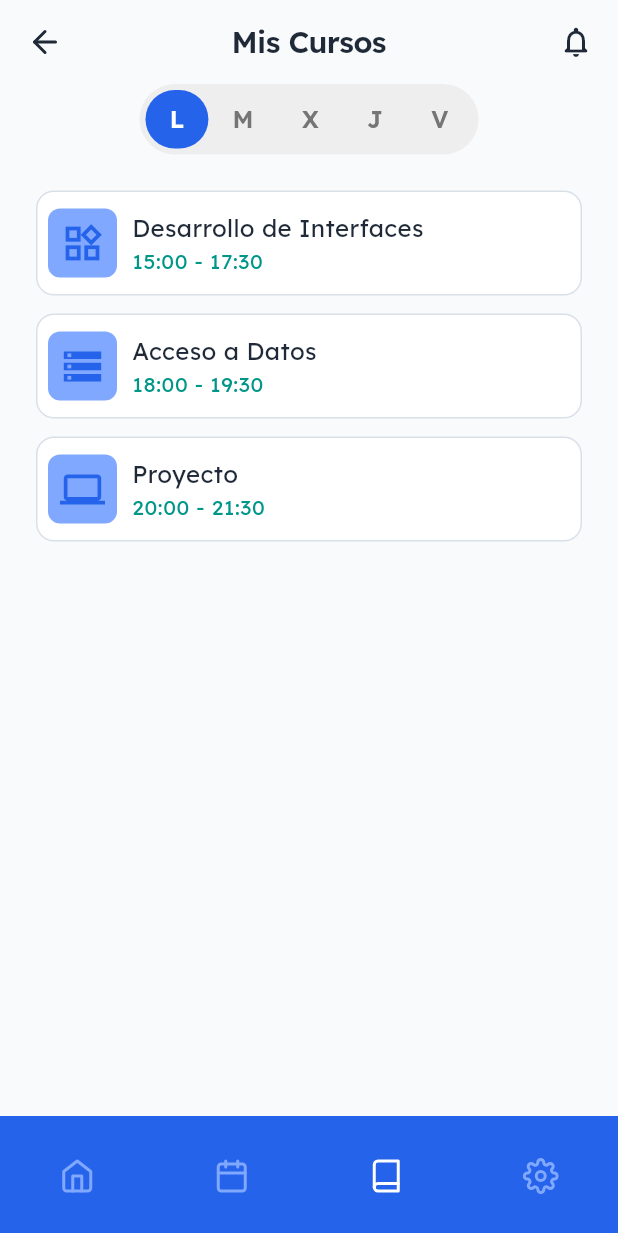
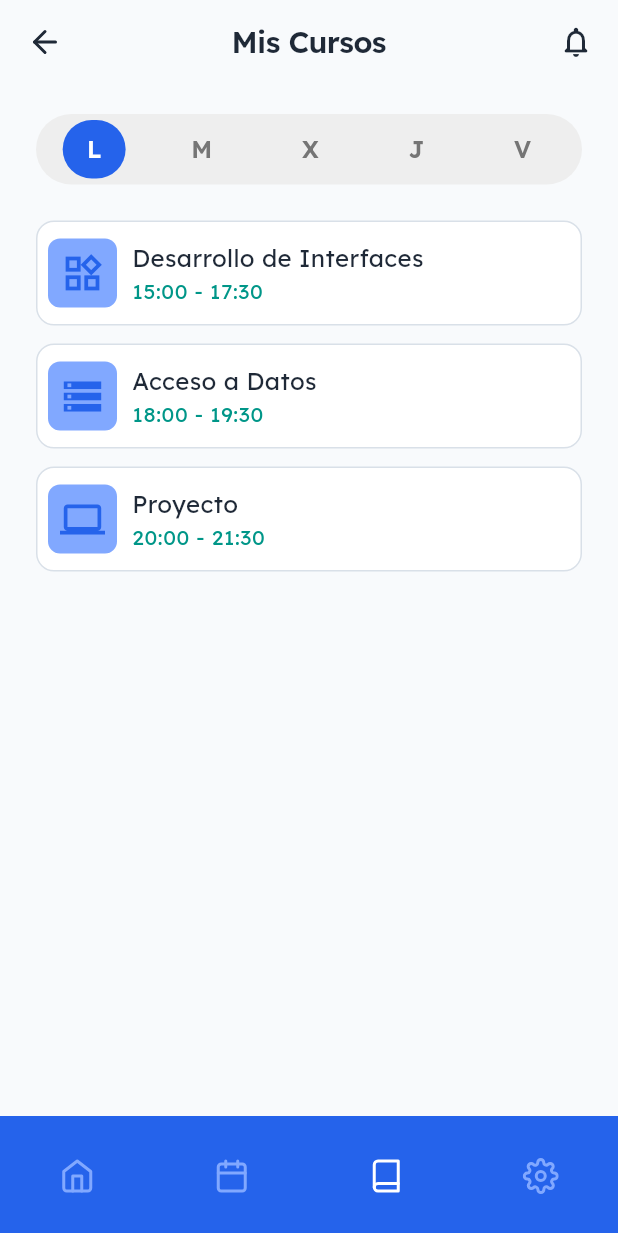
Before and after one commit to chriskwork/classlog, a Flutter app: the HomeScreen screen opened directly, item 3 of the bottom bar chosen, on a phone screen of 412 x 824 dp. Shown: the top 1233 px of the screen. Run offline on Flutter 3.47's test engine with Material 3 defaults, Android fonts, the phone set to English and light mode, and no system bars; our stand-ins replace flutter_feather_icons, google_fonts, table_calendar.

Commit message:
Days tab bar design is changed

```diff
--- a/lib/screens/my_courses_screen.dart
+++ b/lib/screens/my_courses_screen.dart
@@ -166,14 +166,14 @@ class DaySelector extends StatelessWidget {
     final days = ['L', 'M', 'X', 'J', 'V'];
 
     return Container(
-      margin: const EdgeInsets.symmetric(horizontal: 20),
+      margin: const EdgeInsets.only(top: 20, left: Gaps.lg, right: Gaps.lg),
       padding: const EdgeInsets.all(4),
       decoration: BoxDecoration(
         color: Colors.grey.shade200,
         borderRadius: BorderRadius.circular(25),
       ),
       child: Row(
-        mainAxisSize: MainAxisSize.min,
+        mainAxisAlignment: MainAxisAlignment.spaceAround,
         children: List.generate(days.length, (index) {
           final isSelected = index == selectedIndex;
           return GestureDetector(
```
